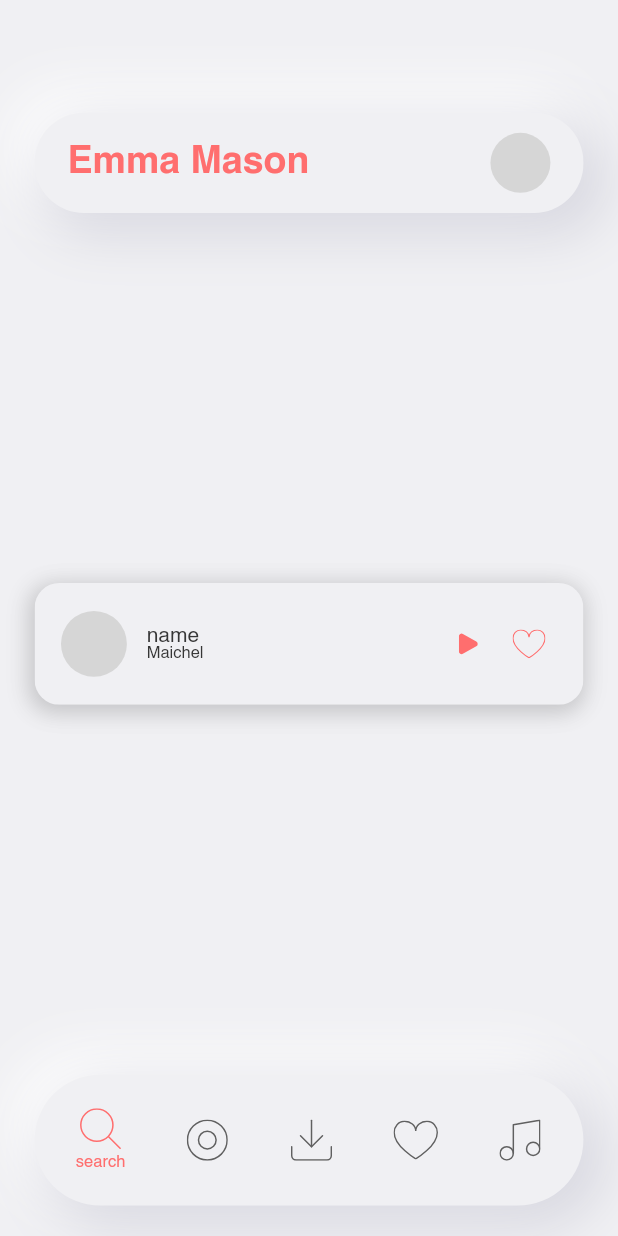
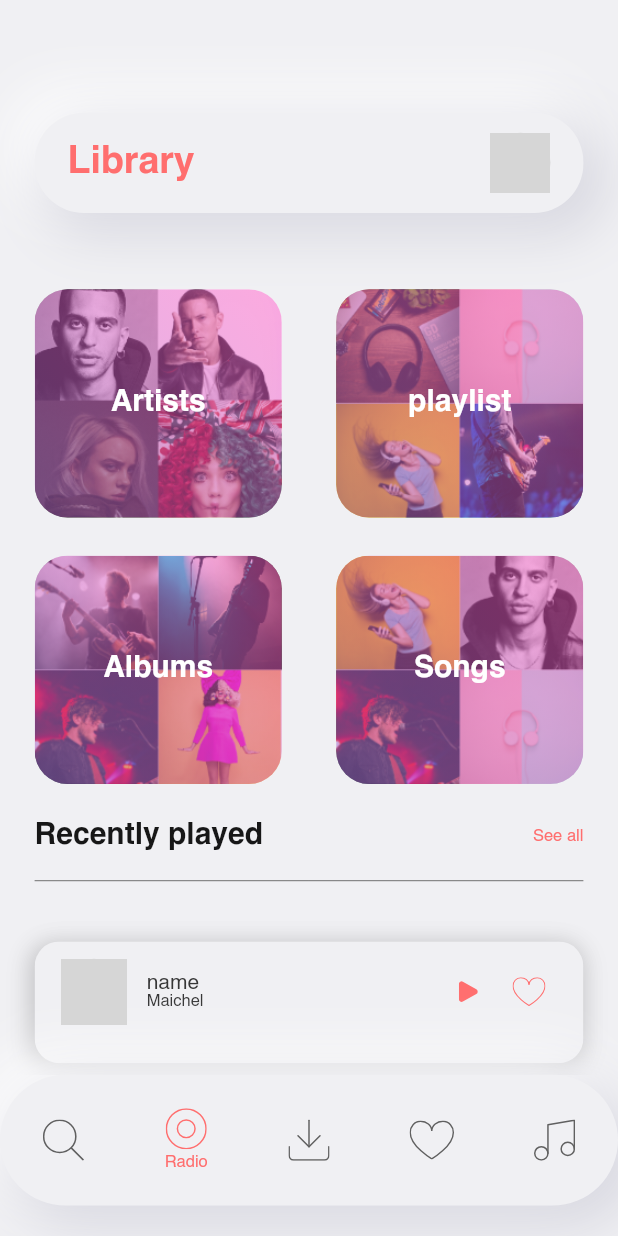
Before and after one commit to MaichelSameh/music_app_redesign, a Flutter app: the screen it shows after launch, on a phone screen of 412 x 824 dp. Run offline on Flutter 3.47's test engine with Material 2 defaults, Android fonts, the phone set to English and light mode, and no system bars; our stand-ins replace flutter_svg, get, shared_preferences; network calls fail; grey boxes are pictures that could not be loaded.

Commit message:
adding the library screen

```diff
--- a/lib/controllers/controllers.dart
+++ b/lib/controllers/controllers.dart
@@ -1,2 +1,3 @@
 export 'localization_controller.dart';
 export 'user_controller.dart';
+export 'recent_activity_controller.dart';
--- a/lib/controllers/localization_controller.dart
+++ b/lib/controllers/localization_controller.dart
@@ -70,7 +70,6 @@ class AppLocalizationController extends GetxController {
 
     //decoding the json data
     Map<String, dynamic> mappedJson = json.decode(jsonStringValues);
-
     //extracting the data from decoded data into a global variable
     _localizedValues = mappedJson
         .map((key, value) => MapEntry<String, String>(key, value.toString()));
@@ -123,7 +122,7 @@ class AppLocalizationController extends GetxController {
     //changing the current locale
     _locale = locale;
     //loading the translated data from the json file
-    load(locale);
+    await load(locale);
     update();
   }
 }
--- a/lib/main.dart
+++ b/lib/main.dart
@@ -1,4 +1,5 @@
 import 'package:flutter/material.dart';
+import 'package:flutter_localizations/flutter_localizations.dart';
 import 'package:get/get.dart';
 
 import 'config/palette.dart';
@@ -16,12 +17,21 @@ class MyApp extends StatelessWidget {
 
   @override
   Widget build(BuildContext context) {
+    Get.put<RecentActivityController>(RecentActivityController());
+    return GetBuilder<AppLocalizationController>(builder: (localization) {
       return MaterialApp(
-      home: const TestingScreen(),
-      // initialRoute: TestingScreen.route_name,
+        locale: localization.currentLocale,
+        localizationsDelegates: [
+          AppLocalizationController.delegate,
+          GlobalMaterialLocalizations.delegate,
+          GlobalWidgetsLocalizations.delegate,
+          GlobalCupertinoLocalizations.delegate,
+        ],
+        supportedLocales: localization.locales,
+        initialRoute: MusicLibraryScreen.route_name,
         routes: {
-        TestingScreen.route_name: (_) =>
-            const TestingScreen(key: Key("testing_screen")),
+          MusicLibraryScreen.route_name: (_) =>
+              const MusicLibraryScreen(key: Key(MusicLibraryScreen.route_name)),
         },
         theme: ThemeData(
           fontFamily: "Helvetica",
@@ -51,5 +61,6 @@ class MyApp extends StatelessWidget {
           ),
         ),
       );
+    });
   }
 }
--- a/lib/models/album_info.dart
+++ b/lib/models/album_info.dart
@@ -3,29 +3,39 @@ class AlbumInfo {
   late String _imageURL;
   late String _description;
   late int _id;
+  late DateTime _date;
+  late int _songsNumber;
 
   String get name => _name;
   String get imageURL => _imageURL;
   String get description => _description;
   int get id => _id;
+  int get songsNumber => _songsNumber;
+  DateTime get date => _date;
 
   AlbumInfo({
     required String name,
     required String imageURL,
     required String description,
     required int id,
+    required DateTime date,
+    required int songsNumber,
   }) {
     _description = description;
     _id = id;
     _imageURL = imageURL;
     _name = name;
+    _date = date;
+    _songsNumber = songsNumber;
   }
 
   AlbumInfo.empty() {
     _description = "description";
     _id = 0;
-    _imageURL = "imageURL";
+    _imageURL = "https://encrypted-tbn0.gstatic.com/images?q=tbn:ANd9GcT9QgsItwYwzeESajmJM1r2XKMIa8PykgHKlg&usqp=CAU";
     _name = "name";
+    _date = DateTime.now();
+    _songsNumber = 12;
   }
 
   AlbumInfo.fromJSON(Map<String, dynamic> json) {
@@ -33,6 +43,8 @@ class AlbumInfo {
     _id = json["id"];
     _imageURL = json["image_url"];
     _name = json["name"];
+    _date = json["date"];
+    _songsNumber = json["songs_number"];
   }
 
   @override
@@ -42,6 +54,8 @@ class AlbumInfo {
       id: $id,
       image_url: $imageURL,
       name: $name,
+      date: $date,
+      song_number: $songsNumber
     ''';
   }
 
--- a/lib/models/artist_info.dart
+++ b/lib/models/artist_info.dart
@@ -24,7 +24,8 @@ class ArtistInfo {
   ArtistInfo.empty() {
     _about = "about";
     _id = 0;
-    _imageURL = "imageURL";
+    _imageURL =
+        "https://encrypted-tbn0.gstatic.com/images?q=tbn:ANd9GcSOVj4H7KD4m5lgmsfdCLP3iJMM71wEfyT7QQ&usqp=CAU";
     _name = "name";
   }
 
--- a/lib/models/song_info.dart
+++ b/lib/models/song_info.dart
@@ -37,7 +37,8 @@ class SongInfo {
     _albumID = 0;
     _durationInMilleSeconds = 4000;
     _id = 0;
-    _imageURL = "imageURL";
+    _imageURL =
+        "https://encrypted-tbn0.gstatic.com/images?q=tbn:ANd9GcSCZCQ8Geml_ErHofuVcl7oYAxYwyA1U0CxAA&usqp=CAU";
     _listenBy = 0;
     _name = "name";
     _liked = false;
--- a/lib/models/user_info.dart
+++ b/lib/models/user_info.dart
@@ -35,7 +35,8 @@ class UserInfo {
 
   UserInfo.empty() {
     _name = "Emma Mason";
-    _imageURL = "imageURL";
+    _imageURL =
+        "https://encrypted-tbn0.gstatic.com/images?q=tbn:ANd9GcT9ac-elmnnSJYqgZNvT3WErhi5jU59ebCRzg&usqp=CAU";
     _userName = "@" + name.replaceAll(" ", "");
     _appleId = "appleId";
     _facebook = "facebook";
--- /dev/null
+++ b/lib/screens/music_library_screen.dart
@@ -0,0 +1,75 @@
+import 'package:flutter/material.dart';
+import 'package:get/get.dart';
+
+import '../controllers/recent_activity_controller.dart';
+import '../widgets/widgets.dart';
+import '../models/size.dart';
+
+class MusicLibraryScreen extends StatelessWidget {
+  // ignore: constant_identifier_names
+  static const String route_name = "music_library_screen";
+  const MusicLibraryScreen({Key? key}) : super(key: key);
+
+  @override
+  Widget build(BuildContext context) {
+    Size _size = Size(context);
+    return Scaffold(
+      body: ListView(
+        padding: EdgeInsets.zero,
+        children: [
+          Padding(
+            padding: EdgeInsets.symmetric(horizontal: _size.width(21)),
+            child: Column(
+              children: [
+                const CustomAppBar(titleKey: "library"),
+                SizedBox(height: _size.height(50)),
+                Row(
+                  mainAxisAlignment: MainAxisAlignment.spaceBetween,
+                  children: [
+                    CategoryCard(type: Category.artists),
+                    CategoryCard(type: Category.playLists),
+                  ],
+                ),
+                SizedBox(height: _size.height(25)),
+                Row(
+                  mainAxisAlignment: MainAxisAlignment.spaceBetween,
+                  children: [
+                    CategoryCard(type: Category.albums),
+                    CategoryCard(type: Category.songs),
+                  ],
+                ),
+                SizedBox(height: _size.height(25)),
+                const CustomDivider(titleKey: "recently_played"),
+                SizedBox(height: _size.height(25)),
+                GetBuilder<RecentActivityController>(
+                  builder: (songs) => Column(children: [
+                    ...songs.recentSongs
+                        .map<Widget>(
+                          (song) =>
+                              SongContainer(song: song, artistName: "Maichel"),
+                        )
+                        .toList(),
+                    SizedBox(height: _size.height(25)),
+                  ]),
+                ),
+              ],
+            ),
+          ),
+          GetBuilder<RecentActivityController>(
+            builder: (albums) => SizedBox(
+              height: _size.height(190),
+              child: ListView(
+                padding: EdgeInsets.zero,
+                scrollDirection: Axis.horizontal,
+                children: albums.recentAlbums
+                    .map<Widget>((album) => AlbumContainer(album: album))
+                    .toList(),
+              ),
+            ),
+          )
+        ],
+      ),
+      bottomNavigationBar: const CustomNavBar(currentPage: 1),
+    );
+  }
+}
--- a/lib/screens/screens.dart
+++ b/lib/screens/screens.dart
@@ -1,2 +1 @@
-//TODO remove the testing screen route
-export 'testing_screen.dart';
+export 'music_library_screen.dart';
--- a/lib/screens/testing_screen.dart
+++ /dev/null
@@ -1,28 +0,0 @@
-import 'package:flutter/material.dart';
-import 'package:music_app_redesign/models/models.dart';
-
-import '../widgets/widgets.dart';
-
-class TestingScreen extends StatelessWidget {
-  // ignore: constant_identifier_names
-  static const String route_name = "testing_screen";
-  const TestingScreen({Key? key}) : super(key: key);
-
-  @override
-  Widget build(BuildContext context) {
-    return Scaffold(
-      body: Column(
-        children: [
-          const CustomAppBar(),
-          const Spacer(),
-          SongContainer(
-            song: SongInfo.empty(),
-            artistName: "Maichel",
-          ),
-          const Spacer(),
-          const CustomNavBar(currentPage: 0),
-        ],
-      ),
-    );
-  }
-}
--- a/lib/widgets/category_card.dart
+++ b/lib/widgets/category_card.dart
@@ -0,0 +1,84 @@
+import 'package:flutter/material.dart';
+import 'package:get/get.dart';
+
+import '../controllers/localization_controller.dart';
+import '../models/size.dart';
+
+enum Category { albums, songs, artists, playLists }
+
+class CategoryCard extends StatelessWidget {
+  final Category type;
+  late final String imageName;
+  late final String name;
+  late final String route;
+  CategoryCard({Key? key, required this.type}) : super(key: key) {
+    switch (type) {
+      case Category.albums:
+        imageName = "albums_image";
+        name = "albums";
+        route = "";
+        break;
+      case Category.songs:
+        imageName = "songs_image";
+        name = "songs";
+        route = "";
+        break;
+      case Category.artists:
+        imageName = "artists_image";
+        name = "artists";
+        route = "";
+        break;
+      case Category.playLists:
+        imageName = "play_list_image";
+        name = "playlist";
+        route = "";
+        break;
+    }
+  }
+
+  @override
+  Widget build(BuildContext context) {
+    Size _size = Size(context);
+    return ClipRRect(
+      borderRadius: BorderRadius.circular(_size.width(20)),
+      child: Stack(
+        alignment: Alignment.center,
+        children: [
+          Container(
+            width: _size.width(150),
+            height: _size.height(150),
+            decoration: BoxDecoration(
+              image: DecorationImage(
+                image: AssetImage("assets/images/$imageName.png"),
+                fit: BoxFit.cover,
+              ),
+            ),
+          ),
+          Opacity(
+            opacity: 0.5,
+            child: Container(
+              width: _size.width(150),
+              height: _size.height(150),
+              decoration: const BoxDecoration(
+                gradient: LinearGradient(
+                  colors: [
+                    Color.fromRGBO(250, 87, 193, 1),
+                    Color.fromRGBO(177, 102, 204, 1),
+                  ],
+                  begin: Alignment.topRight,
+                  end: Alignment.bottomLeft,
+                ),
+              ),
+            ),
+          ),
+          Text(
+            Get.find<AppLocalizationController>().getTranslatedValue(name),
+            style: Theme.of(context).textTheme.headline2!.copyWith(
+                  color: Colors.white,
+                ),
+          ),
+        ],
+      ),
+    );
+  }
+}
--- a/lib/widgets/custom_app_bar.dart
+++ b/lib/widgets/custom_app_bar.dart
@@ -15,8 +15,6 @@ class CustomAppBar extends StatelessWidget {
     return Container(
       margin: EdgeInsets.only(
         top: _size.height(74),
-        right: _size.width(21),
-        left: _size.width(21),
       ),
       padding: EdgeInsets.symmetric(horizontal: _size.width(20)),
       alignment: Alignment.center,
@@ -38,8 +36,8 @@ class CustomAppBar extends StatelessWidget {
           const Spacer(),
           CircleAvatar(
             backgroundColor: Colors.grey[350],
-            // backgroundImage:
-            //     NetworkImage(Get.find<UserController>().currentUser.imageUrl),
+            backgroundImage:
+                NetworkImage(Get.find<UserController>().currentUser.imageUrl),
           ),
         ],
       ),
--- /dev/null
+++ b/lib/widgets/custom_divider.dart
@@ -0,0 +1,41 @@
+import 'package:flutter/material.dart';
+import 'package:get/get.dart';
+
+import '../config/palette.dart';
+import '../controllers/localization_controller.dart';
+import '../models/size.dart';
+
+class CustomDivider extends StatelessWidget {
+  final String titleKey;
+  const CustomDivider({Key? key, required this.titleKey}) : super(key: key);
+
+  @override
+  Widget build(BuildContext context) {
+    Size _size = Size(context);
+    return Column(
+      mainAxisSize: MainAxisSize.min,
+      crossAxisAlignment: CrossAxisAlignment.stretch,
+      children: [
+        Row(
+          mainAxisAlignment: MainAxisAlignment.spaceBetween,
+          children: [
+            Text(
+              Get.find<AppLocalizationController>()
+                  .getTranslatedValue(titleKey),
+              style: Theme.of(context).textTheme.headline2,
+            ),
+            Text(
+              Get.find<AppLocalizationController>()
+                  .getTranslatedValue("see_all"),
+              style: Theme.of(context).textTheme.bodyText2!.copyWith(
+                    color: MyPalette.secondary_color,
+                  ),
+            )
+          ],
+        ),
+        SizedBox(height: _size.height(11)),
+        const Divider(color: Color.fromRGBO(112, 112, 112, 1)),
+      ],
+    );
+  }
+}
--- a/lib/widgets/song_container.dart
+++ b/lib/widgets/song_container.dart
@@ -79,6 +79,7 @@ class _SongContainerState extends State<SongContainer> {
         Container(
           width: _size.width(width),
           height: _size.height(height),
+          margin: EdgeInsets.symmetric(vertical: _size.height(7)),
           decoration: BoxDecoration(
               boxShadow: MyPalette.secondary_shadow,
               borderRadius: BorderRadius.circular(_size.width(borderRadius))),
@@ -114,6 +115,7 @@ class _SongContainerState extends State<SongContainer> {
               CircleAvatar(
                 backgroundColor: Colors.grey[350],
                 radius: _size.width(20),
+                backgroundImage: NetworkImage(widget.song.imageURL),
               ),
               SizedBox(width: _size.width(12)),
               buildSongInfo(
--- a/lib/widgets/widgets.dart
+++ b/lib/widgets/widgets.dart
@@ -1,4 +1,7 @@
+export 'album_container.dart.';
+export 'category_card.dart';
 export 'custom_app_bar.dart';
+export 'custom_divider.dart';
 export 'custom_nav_bar.dart';
+export 'like_button.dart';
 export 'song_container.dart';
-export 'like_button.dart';
--- a/pubspec.yaml
+++ b/pubspec.yaml
@@ -29,7 +29,8 @@ environment:
 dependencies:
   flutter:
     sdk: flutter
-
+  flutter_localizations:
+    sdk: flutter
 
   # The following adds the Cupertino Icons font to your application.
   # Use with the CupertinoIcons class for iOS style icons.
@@ -64,6 +65,7 @@ flutter:
   assets:
     - assets/icons/
     - assets/images/
+    - assets/languages/
 
   # An image asset can refer to one or more resolution-specific "variants", see
   # https://flutter.dev/assets-and-images/#resolution-aware.
```
Also changed, not shown: assets/languages/en.json (+6 -1 lines), lib/controllers/recent_activity_controller.dart (added, +43 -0 lines), lib/widgets/album_container.dart (added, +81 -0 lines), pubspec.lock. Lines whose indentation alone changed are shown as unchanged.
